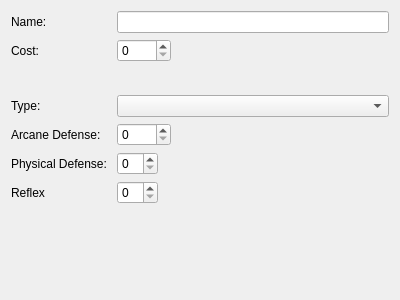
Above: Data/EditorFiles/Editors/ui/ArmorEditor.ui from griusfux/conceptrpg2 before the change. Below: the same form after it.
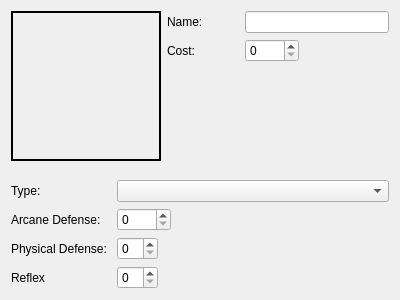
That is the form after the change.

Commit message: Updating the Armor editor to include the armor's image.

```diff
--- a/Data/EditorFiles/Editors/ui/ArmorEditor.ui
+++ b/Data/EditorFiles/Editors/ui/ArmorEditor.ui
@@ -18,59 +18,125 @@
   </property>
   <layout class="QVBoxLayout" name="verticalLayout">
    <item>
-    <layout class="QGridLayout" name="gridLayout">
+    <layout class="QFormLayout" name="formLayout">
+     <item row="0" column="1">
+      <layout class="QGridLayout" name="gridLayout_2">
+       <item row="2" column="1">
+        <layout class="QHBoxLayout" name="horizontalLayout_2">
+         <item>
+          <widget class="QSpinBox" name="cost">
+           <property name="maximum">
+            <number>9999</number>
+           </property>
+          </widget>
+         </item>
+         <item>
+          <spacer name="horizontalSpacer_2">
+           <property name="orientation">
+            <enum>Qt::Horizontal</enum>
+           </property>
+           <property name="sizeHint" stdset="0">
+            <size>
+             <width>40</width>
+             <height>20</height>
+            </size>
+           </property>
+          </spacer>
+         </item>
+        </layout>
+       </item>
+       <item row="1" column="1">
+        <widget class="QLineEdit" name="name"/>
+       </item>
+       <item row="1" column="0">
+        <widget class="QLabel" name="label">
+         <property name="text">
+          <string>Name:           </string>
+         </property>
+        </widget>
+       </item>
+       <item row="2" column="0">
+        <widget class="QLabel" name="label_2">
+         <property name="text">
+          <string>Cost:</string>
+         </property>
+        </widget>
+       </item>
+      </layout>
+     </item>
      <item row="0" column="0">
-      <widget class="QLabel" name="label">
-       <property name="text">
-        <string>Name:           </string>
+      <widget class="QLabel" name="armor_image">
+       <property name="sizePolicy">
+        <sizepolicy hsizetype="Preferred" vsizetype="Preferred">
+         <horstretch>0</horstretch>
+         <verstretch>0</verstretch>
+        </sizepolicy>
        </property>
-      </widget>
-     </item>
-     <item row="0" column="2">
-      <widget class="QLineEdit" name="name"/>
-     </item>
-     <item row="1" column="0">
-      <widget class="QLabel" name="label_2">
+       <property name="minimumSize">
+        <size>
+         <width>150</width>
+         <height>150</height>
+        </size>
+       </property>
+       <property name="maximumSize">
+        <size>
+         <width>150</width>
+         <height>150</height>
+        </size>
+       </property>
+       <property name="frameShape">
+        <enum>QFrame::Box</enum>
+       </property>
+       <property name="lineWidth">
+        <number>2</number>
+       </property>
        <property name="text">
-        <string>Cost:</string>
+        <string/>
        </property>
+       <property name="scaledContents">
+        <bool>true</bool>
+       </property>
       </widget>
      </item>
-     <item row="4" column="0">
+    </layout>
+   </item>
+   <item>
+    <spacer name="verticalSpacer">
+     <property name="orientation">
+      <enum>Qt::Vertical</enum>
+     </property>
+     <property name="sizeHint" stdset="0">
+      <size>
+       <width>20</width>
+       <height>97</height>
+      </size>
+     </property>
+    </spacer>
+   </item>
+   <item>
+    <layout class="QGridLayout" name="gridLayout">
+     <item row="3" column="0">
       <widget class="QLabel" name="label_4">
        <property name="text">
         <string>Type:</string>
        </property>
       </widget>
      </item>
-     <item row="2" column="0">
-      <spacer name="verticalSpacer_2">
-       <property name="orientation">
-        <enum>Qt::Vertical</enum>
-       </property>
-       <property name="sizeHint" stdset="0">
-        <size>
-         <width>20</width>
-         <height>40</height>
-        </size>
-       </property>
-      </spacer>
-     </item>
-     <item row="5" column="0">
+     <item row="4" column="0">
       <widget class="QLabel" name="label_5">
        <property name="text">
         <string>Arcane Defense: </string>
        </property>
       </widget>
      </item>
-     <item row="4" column="2">
+     <item row="3" column="2">
       <widget class="QComboBox" name="type">
        <property name="editable">
         <bool>false</bool>
        </property>
       </widget>
      </item>
-     <item row="5" column="2">
+     <item row="4" column="2">
       <layout class="QHBoxLayout" name="horizontalLayout">
        <item>
         <widget class="QSpinBox" name="arcane_defense">
@@ -94,45 +160,21 @@
        </item>
       </layout>
      </item>
-     <item row="1" column="2">
-      <layout class="QHBoxLayout" name="horizontalLayout_2">
-       <item>
-        <widget class="QSpinBox" name="cost">
-         <property name="maximum">
-          <number>9999</number>
-         </property>
-        </widget>
-       </item>
-       <item>
-        <spacer name="horizontalSpacer_2">
-         <property name="orientation">
-          <enum>Qt::Horizontal</enum>
-         </property>
-         <property name="sizeHint" stdset="0">
-          <size>
-           <width>40</width>
-           <height>20</height>
-          </size>
-         </property>
-        </spacer>
-       </item>
-      </layout>
-     </item>
-     <item row="6" column="0">
+     <item row="5" column="0">
       <widget class="QLabel" name="label_3">
        <property name="text">
         <string>Physical Defense: </string>
        </property>
       </widget>
      </item>
-     <item row="7" column="0">
+     <item row="6" column="0">
       <widget class="QLabel" name="label_6">
        <property name="text">
         <string>Reflex</string>
        </property>
       </widget>
      </item>
-     <item row="6" column="2">
+     <item row="5" column="2">
       <layout class="QHBoxLayout" name="horizontalLayout_3">
        <item>
         <widget class="QSpinBox" name="physical_defense"/>
@@ -152,7 +194,7 @@
        </item>
       </layout>
      </item>
-     <item row="7" column="2">
+     <item row="6" column="2">
       <layout class="QHBoxLayout" name="horizontalLayout_5">
        <item>
         <widget class="QSpinBox" name="reflex"/>
@@ -174,19 +216,6 @@
      </item>
     </layout>
    </item>
-   <item>
-    <spacer name="verticalSpacer">
-     <property name="orientation">
-      <enum>Qt::Vertical</enum>
-     </property>
-     <property name="sizeHint" stdset="0">
-      <size>
-       <width>20</width>
-       <height>97</height>
-      </size>
-     </property>
-    </spacer>
-   </item>
   </layout>
  </widget>
  <tabstops>
```
Left out of the diff: 1 changed line with no effect on the pictures. The commit also changes 2 other files.
